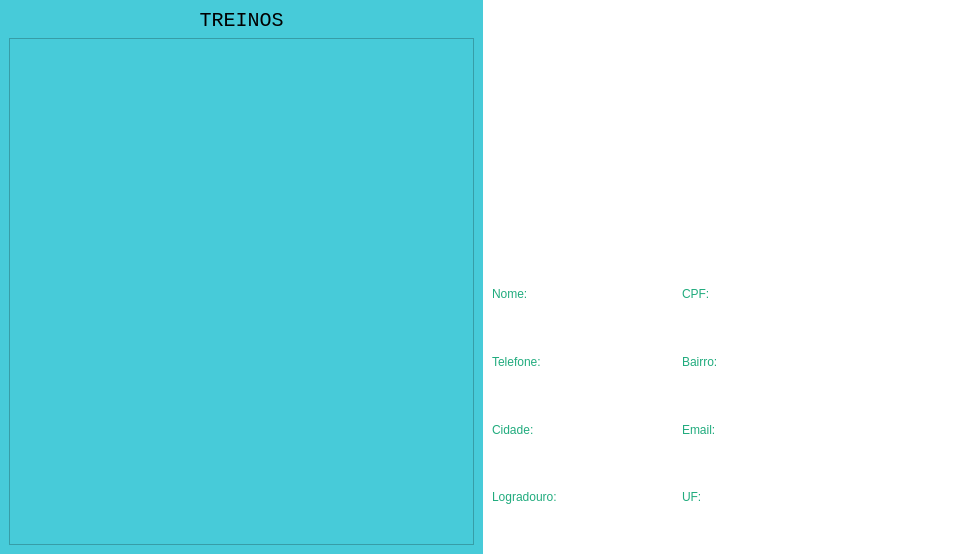
Before: the Qt Designer form src/view/teladeusuario.ui in matheusnalmeida/SistemaDeAcademiaPA, drawn with Qt 5.
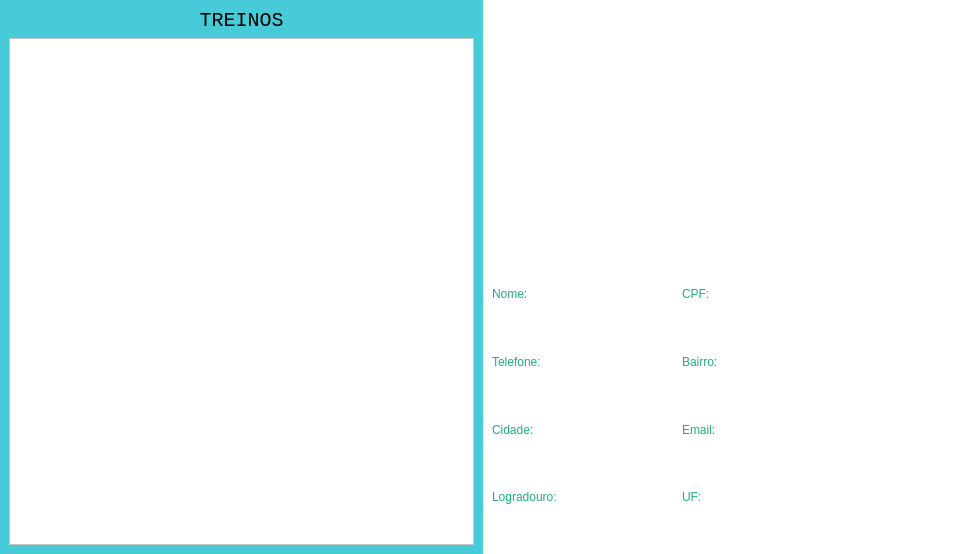
After: the same form once the commit is applied.

Commit message: Adicionando os treinos na tela de usuario

The edit to the form file:
```diff
--- a/src/view/teladeusuario.ui
+++ b/src/view/teladeusuario.ui
@@ -62,7 +62,11 @@
        </widget>
       </item>
       <item>
-       <widget class="QListView" name="listView"/>
+       <widget class="QListWidget" name="listWidget">
+        <property name="styleSheet">
+         <string notr="true">background-color: #fff</string>
+        </property>
+       </widget>
       </item>
      </layout>
     </widget>
```
The commit also changes 3 other files.
